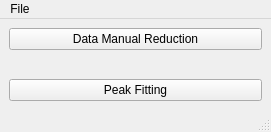
neutrons/PyRS, file pyrs/interface/designer/pyrsmain.ui: the form before one commit.
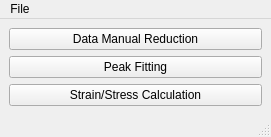
The form after the commit.

Commit message: Add Strain/Stress viewer back into menu

Patch:
```diff
--- a/pyrs/interface/designer/pyrsmain.ui
+++ b/pyrs/interface/designer/pyrsmain.ui
@@ -45,6 +45,29 @@
       </property>
      </widget>
     </item>
+    <item row="3" column="0">
+     <spacer name="verticalSpacer">
+      <property name="orientation">
+       <enum>Qt::Vertical</enum>
+      </property>
+      <property name="sizeType">
+       <enum>QSizePolicy::Ignored</enum>
+      </property>
+      <property name="sizeHint" stdset="0">
+       <size>
+        <width>20</width>
+        <height>40</height>
+       </size>
+      </property>
+     </spacer>
+    </item>
+    <item row="4" column="0">
+     <widget class="QPushButton" name="pushButton_launchStrainStressCalculation">
+      <property name="text">
+       <string>Strain/Stress Calculation</string>
+      </property>
+     </widget>
+    </item>
    </layout>
   </widget>
   <widget class="QMenuBar" name="menubar">
```
The commit also changes 1 other file.
